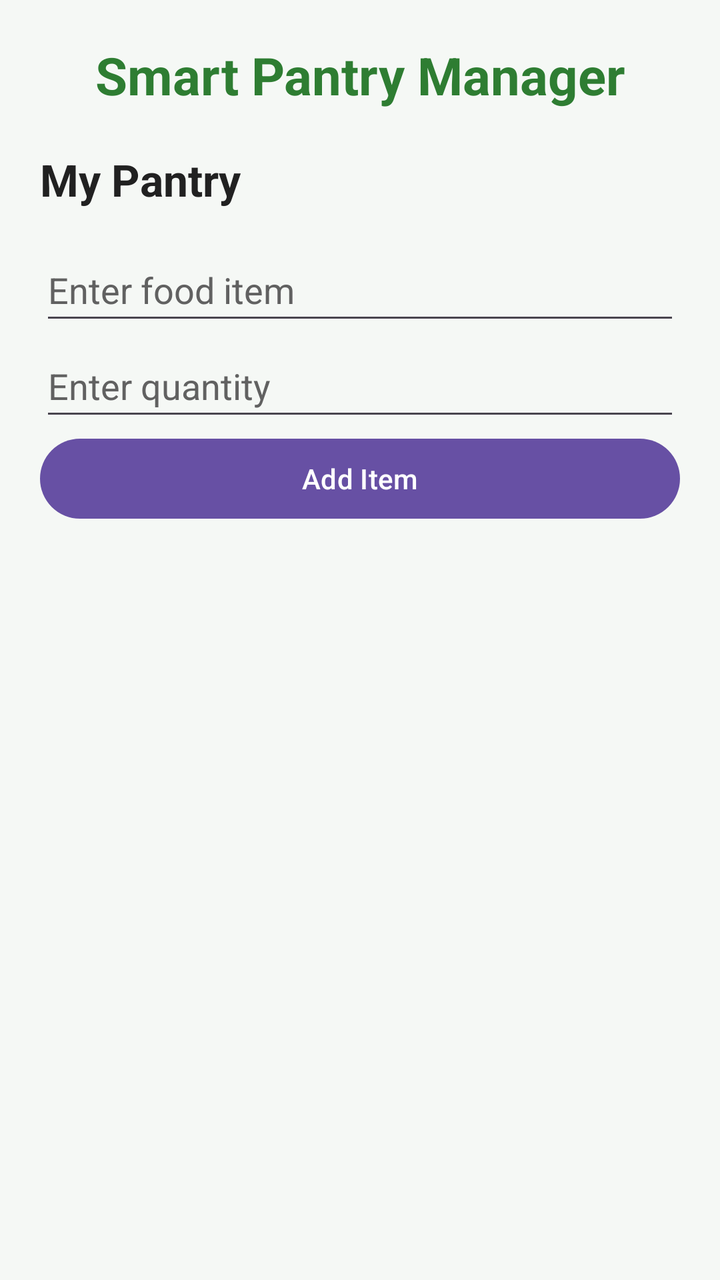
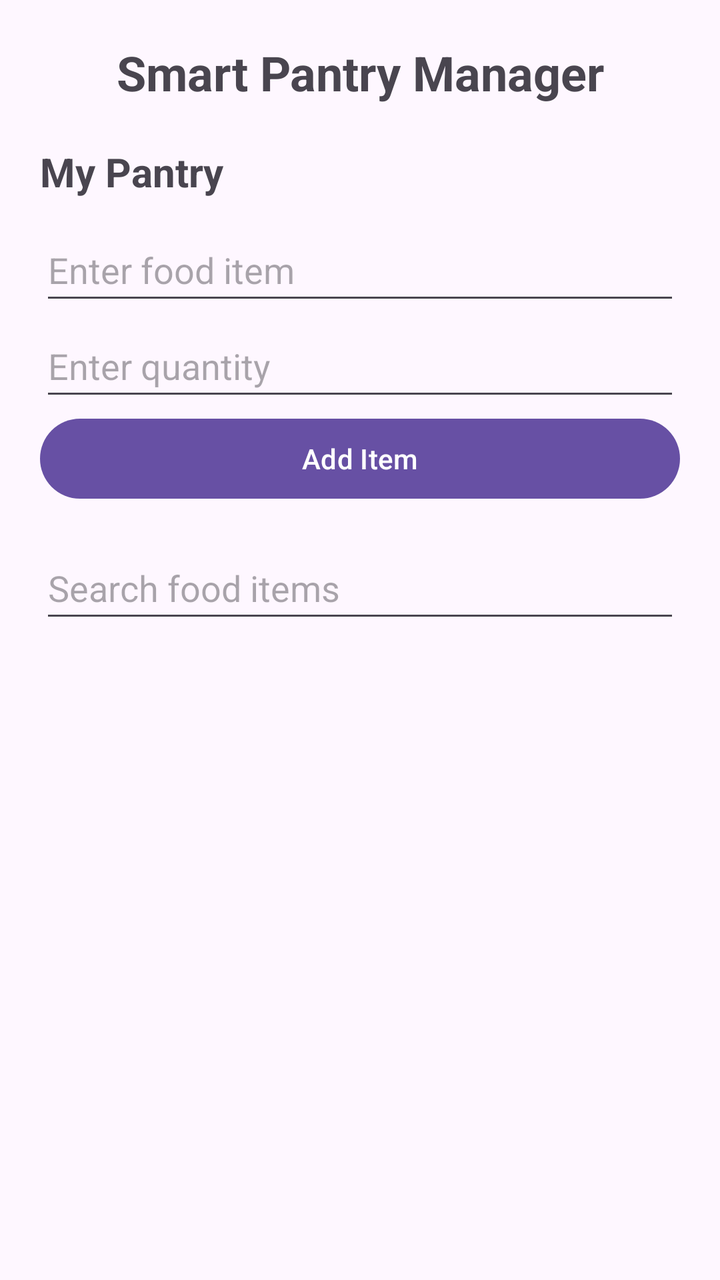

Screens rendered from an Android XML layout before and after an edit, with the pre-edit source and the edit as a unified diff.
<!-- AndroidManifest.xml: application theme Theme.SmartPantryManager -->
<!-- res/layout/activity_main.xml -->
<?xml version="1.0" encoding="utf-8"?>
<LinearLayout
    xmlns:android="http://schemas.android.com/apk/res/android"
    android:id="@+id/main"
    android:layout_width="match_parent"
    android:layout_height="match_parent"
    android:orientation="vertical"
    android:padding="20dp"
    android:background="#F5F8F5">

    <TextView
        android:layout_width="match_parent"
        android:layout_height="wrap_content"
        android:text="@string/pantry_title"
        android:textSize="26sp"
        android:textStyle="bold"
        android:textColor="#2E7D32"
        android:gravity="center"
        android:layout_marginBottom="20dp"/>

    <TextView
        android:layout_width="match_parent"
        android:layout_height="wrap_content"
        android:text="@string/my_pantry"
        android:textSize="22sp"
        android:textStyle="bold"
        android:textColor="#212121"
        android:layout_marginBottom="15dp"/>

    <EditText
        android:id="@+id/editItemName"
        android:layout_width="match_parent"
        android:layout_height="wrap_content"
        android:minHeight="48dp"
        android:hint="@string/enter_food"
        android:inputType="textCapSentences"
        android:textColor="#212121"
        android:textColorHint="#616161"
        android:autofillHints="none"/>

    <EditText
        android:id="@+id/editQuantity"
        android:layout_width="match_parent"
        android:layout_height="wrap_content"
        android:minHeight="48dp"
        android:hint="@string/enter_quantity"
        android:inputType="numberDecimal"
        android:textColor="#212121"
        android:textColorHint="#616161"
        android:autofillHints="none"/>

    <Button
        android:id="@+id/btnAddItem"
        android:layout_width="match_parent"
        android:layout_height="wrap_content"
        android:minHeight="48dp"
        android:text="@string/add_item"/>

    <ListView
        android:id="@+id/listPantry"
        android:layout_width="match_parent"
        android:layout_height="0dp"
        android:layout_weight="1"
        android:layout_marginTop="15dp"/>

</LinearLayout>
<!-- resources referenced by this layout -->
<resources>
  <string name="add_item">Add Item</string>
  <string name="enter_food">Enter food item</string>
  <string name="enter_quantity">Enter quantity</string>
  <string name="my_pantry">My Pantry</string>
  <string name="pantry_title">Smart Pantry Manager</string>
  <style name="Theme.SmartPantryManager" parent="Base.Theme.SmartPantryManager" />
  <style name="Base.Theme.SmartPantryManager" parent="Theme.Material3.DayNight.NoActionBar">
          
          
      </style>
</resources>

<!-- the commit's change to res/layout/activity_main.xml (unified diff, before → after) -->
@@ -5,62 +5,61 @@
     android:layout_width="match_parent"
     android:layout_height="match_parent"
     android:orientation="vertical"
-    android:padding="20dp"
-    android:background="#F5F8F5">
+    android:padding="20dp">
 
     <TextView
         android:layout_width="match_parent"
         android:layout_height="wrap_content"
         android:text="@string/pantry_title"
-        android:textSize="26sp"
+        android:textSize="24sp"
         android:textStyle="bold"
-        android:textColor="#2E7D32"
         android:gravity="center"
-        android:layout_marginBottom="20dp"/>
+        android:layout_marginBottom="20dp" />
 
     <TextView
         android:layout_width="match_parent"
         android:layout_height="wrap_content"
         android:text="@string/my_pantry"
-        android:textSize="22sp"
+        android:textSize="20sp"
         android:textStyle="bold"
-        android:textColor="#212121"
-        android:layout_marginBottom="15dp"/>
+        android:layout_marginBottom="10dp" />
 
     <EditText
         android:id="@+id/editItemName"
         android:layout_width="match_parent"
         android:layout_height="wrap_content"
-        android:minHeight="48dp"
         android:hint="@string/enter_food"
-        android:inputType="textCapSentences"
-        android:textColor="#212121"
-        android:textColorHint="#616161"
-        android:autofillHints="none"/>
+        android:inputType="textCapWords"
+        android:minHeight="48dp" />
 
     <EditText
         android:id="@+id/editQuantity"
         android:layout_width="match_parent"
         android:layout_height="wrap_content"
-        android:minHeight="48dp"
         android:hint="@string/enter_quantity"
-        android:inputType="numberDecimal"
-        android:textColor="#212121"
-        android:textColorHint="#616161"
-        android:autofillHints="none"/>
+        android:inputType="number"
+        android:minHeight="48dp" />
 
     <Button
         android:id="@+id/btnAddItem"
         android:layout_width="match_parent"
         android:layout_height="wrap_content"
+        android:text="@string/add_item" />
+
+    
+    <EditText
+        android:id="@+id/editSearch"
+        android:layout_width="match_parent"
+        android:layout_height="wrap_content"
+        android:hint="Search food items"
+        android:inputType="text"
         android:minHeight="48dp"
-        android:text="@string/add_item"/>
+        android:layout_marginTop="15dp" />
 
     <ListView
         android:id="@+id/listPantry"
         android:layout_width="match_parent"
         android:layout_height="0dp"
-        android:layout_weight="1"
-        android:layout_marginTop="15dp"/>
+        android:layout_weight="1" />
 
 </LinearLayout>
